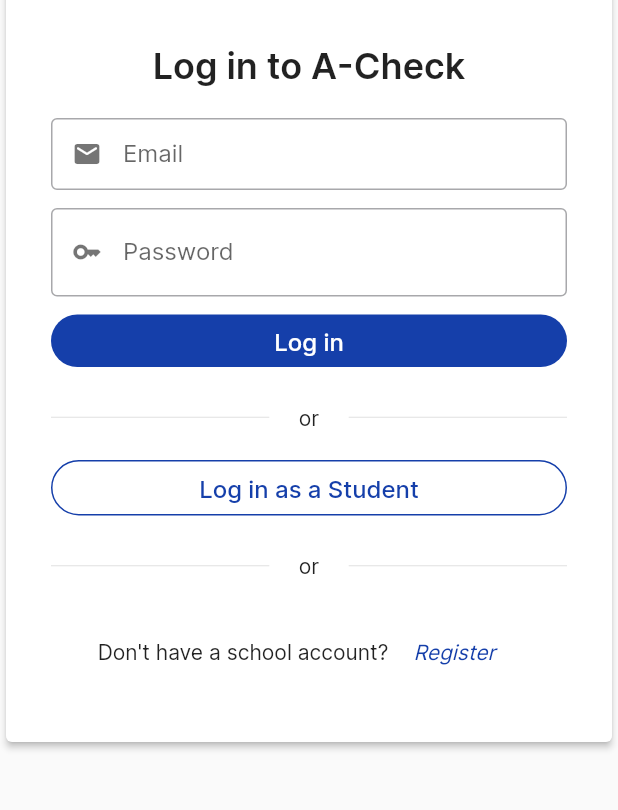
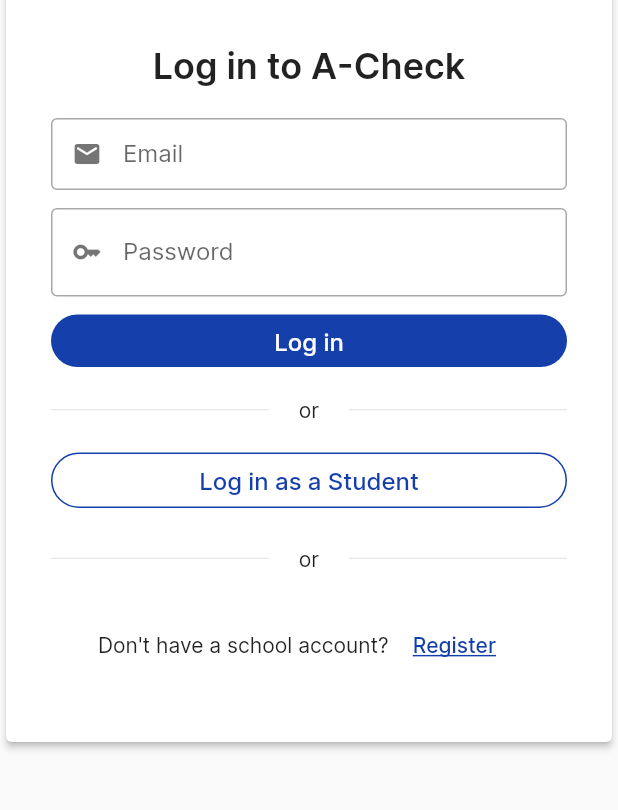
Before and after one commit to NewblyAaron/A-Check-Web, a Flutter app: the screen it shows after launch, on a phone screen of 412 x 824 dp, the part 371-1181 px from its top. Run offline on Flutter 3.47's test engine with Material 3 defaults, Android fonts, the phone set to English and light mode, and no system bars; our stand-ins replace cloud_firestore, data_table_2, dropdown_search, email_validator, firebase_auth, firebase_core and 4 more; missing offline and left inert: cloud_firestore_odm, firebase_ui_auth, side_navigation; accounts and stored records are empty.

Commit message:
some UI fixies

```diff
--- a/lib/pages/auth/login_page.dart
+++ b/lib/pages/auth/login_page.dart
@@ -102,8 +102,7 @@ class LoginPageView extends WidgetView<LoginPage, LoginPageState> {
                             const Text("Log in to A-Check", style: TextStyle(fontWeight: FontWeight.w600, fontSize: 24),),
                             const SizedBox(height: 20,),
                             buildForm(),
-                            const SizedBox(height: 25,),
-
+                            const SizedBox(height: 20,),
                             Column(
                               children: [
                                 const Row(
@@ -163,9 +162,10 @@ class LoginPageView extends WidgetView<LoginPage, LoginPageState> {
                                   children: [
                                     const Text("Don't have a school account?"),
                                     MaterialButton(
+                                        minWidth: 30,
                                         onPressed: state.register,
                                         hoverColor: Colors.transparent,
-                                        child: const Text("Register", style: TextStyle(color: Color(0xff153faa), fontWeight: FontWeight.w400, fontStyle: FontStyle.italic),)
+                                        child: const Text("Register", style: TextStyle(color: Color(0xff153faa), fontWeight: FontWeight.w500, decoration: TextDecoration.underline),)
                                     ),
                                   ],
                                 ),
```
